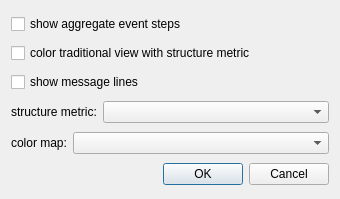
First picture: the form in visoptionsdialog.ui, repository LLNL/ravel, before the edit.
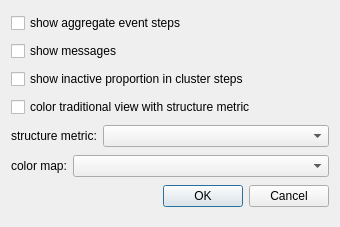
Second picture: the form after the edit.

Commit message: Updated cluster drawings + now can remove inactive processes from that view.

The edit to the form file:
```diff
--- a/visoptionsdialog.ui
+++ b/visoptionsdialog.ui
@@ -7,7 +7,7 @@
     <x>0</x>
     <y>0</y>
     <width>340</width>
-    <height>199</height>
+    <height>227</height>
    </rect>
   </property>
   <property name="windowTitle">
@@ -21,6 +21,20 @@
      </property>
     </widget>
    </item>
+   <item>
+    <widget class="QCheckBox" name="showMessagesCheckBox">
+     <property name="text">
+      <string>show messages</string>
+     </property>
+    </widget>
+   </item>
+   <item>
+    <widget class="QCheckBox" name="inactiveCheckBox">
+     <property name="text">
+      <string>show inactive proportion in cluster steps</string>
+     </property>
+    </widget>
+   </item>
    <item>
     <widget class="QCheckBox" name="metricColorTraditionalCheckBox">
      <property name="text">
@@ -28,13 +42,6 @@
      </property>
     </widget>
    </item>
-   <item>
-    <widget class="QCheckBox" name="showMessagesCheckBox">
-     <property name="text">
-      <string>show message lines</string>
-     </property>
-    </widget>
-   </item>
    <item>
     <layout class="QHBoxLayout" name="horizontalLayout">
      <item>
```
The commit also changes 9 other files.
